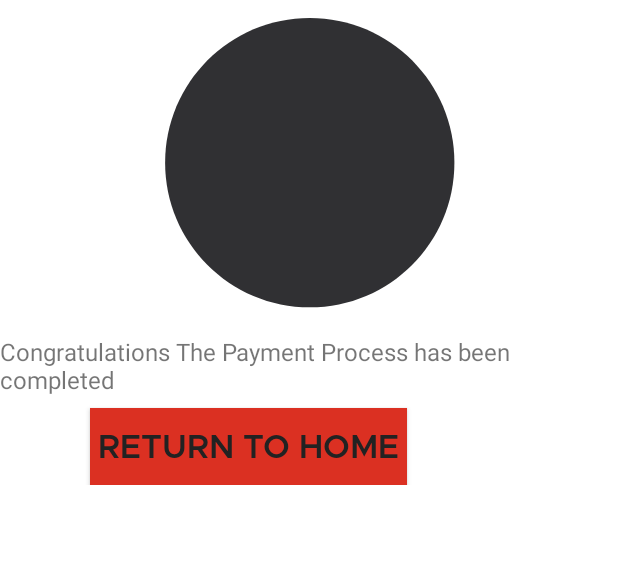
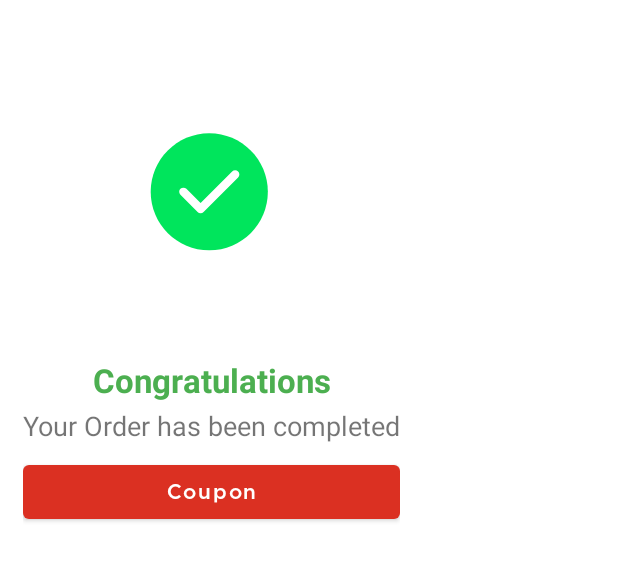
Before and after one commit to AhmedAbdo12345/Marketly, an Android app: the layout checkout_alert.xml on its own in the app's theme, with its tools: preview values and no code run, on a phone screen of 412 x 824 dp. Shown: the top 561 px of the screen. Run offline under Robolectric (Android 15) with nearby library versions, the phone set to English and light mode, and no system bars.

Commit message:
edite Design complete order Alert

```diff
--- a/app/src/main/res/layout/checkout_alert.xml
+++ b/app/src/main/res/layout/checkout_alert.xml
@@ -1,4 +1,73 @@
 <?xml version="1.0" encoding="utf-8"?>
+<layout xmlns:tools="http://schemas.android.com/tools"
+    xmlns:android="http://schemas.android.com/apk/res/android"
+    xmlns:app="http://schemas.android.com/apk/res-auto">
+
+    <data>
+
+    </data>
+
+    <androidx.constraintlayout.widget.ConstraintLayout
+        android:layout_width="wrap_content"
+        android:layout_height="wrap_content"
+        android:padding="15dp">
+
+
+
+        <com.airbnb.lottie.LottieAnimationView
+            android:id="@+id/animationView"
+            android:layout_width="250dp"
+            android:layout_height="220dp"
+            app:layout_constraintEnd_toEndOf="parent"
+            app:layout_constraintStart_toStartOf="parent"
+            app:layout_constraintTop_toTopOf="parent"
+            app:lottie_autoPlay="true"
+            app:lottie_loop="true"
+            app:lottie_rawRes="@raw/complete_order" />
+
+
+        <Button
+            android:id="@+id/textView5"
+            android:layout_width="0dp"
+            android:layout_height="wrap_content"
+            android:layout_marginTop="8dp"
+            android:fontFamily="@font/metropolis_semibold"
+            android:padding="5dp"
+            android:text="Coupon"
+            android:textAllCaps="false"
+            app:layout_constraintEnd_toEndOf="@+id/textView16"
+            app:layout_constraintStart_toStartOf="@+id/textView16"
+            app:layout_constraintTop_toBottomOf="@+id/textView16" />
+
+
+
+
+        <TextView
+            android:id="@+id/textView15"
+            android:layout_width="wrap_content"
+            android:layout_height="wrap_content"
+            android:layout_marginTop="3dp"
+            android:textSize="22dp"
+            android:text="Congratulations"
+            android:textColor="@color/green"
+            android:textStyle="bold"
+            app:layout_constraintEnd_toEndOf="@+id/animationView"
+            app:layout_constraintStart_toStartOf="@+id/animationView"
+            app:layout_constraintTop_toBottomOf="@+id/animationView" />
+        <TextView
+            android:id="@+id/textView16"
+            android:layout_width="wrap_content"
+            android:layout_height="wrap_content"
+            android:layout_marginTop="3dp"
+            android:textSize="18dp"
+            android:text="Your Order has been completed"
+            app:layout_constraintEnd_toEndOf="@+id/textView15"
+            app:layout_constraintStart_toStartOf="@+id/textView15"
+            app:layout_constraintTop_toBottomOf="@+id/textView15" />
+    </androidx.constraintlayout.widget.ConstraintLayout>
+</layout>
+
+<!--<?xml version="1.0" encoding="utf-8"?>
 <layout xmlns:tools="http://schemas.android.com/tools"
     xmlns:android="http://schemas.android.com/apk/res/android"
     xmlns:app="http://schemas.android.com/apk/res-auto">
@@ -25,8 +94,6 @@
             app:lottie_rawRes="@raw/checkout" />
 
 
-        <!--        app:layout_constraintStart_toStartOf="@+id/animationView"-->
-<!--        app:layout_constraintTop_toBottomOf="@+id/textView15"-->
 
 
         <Button
@@ -58,4 +125,4 @@
             app:layout_constraintStart_toStartOf="@+id/animationView"
             app:layout_constraintTop_toBottomOf="@+id/animationView" />
     </androidx.constraintlayout.widget.ConstraintLayout>
-</layout>
+</layout>-->
```
Also changed, not shown: app/src/main/res/raw/complete_order.json (added, +1 -0 lines).
